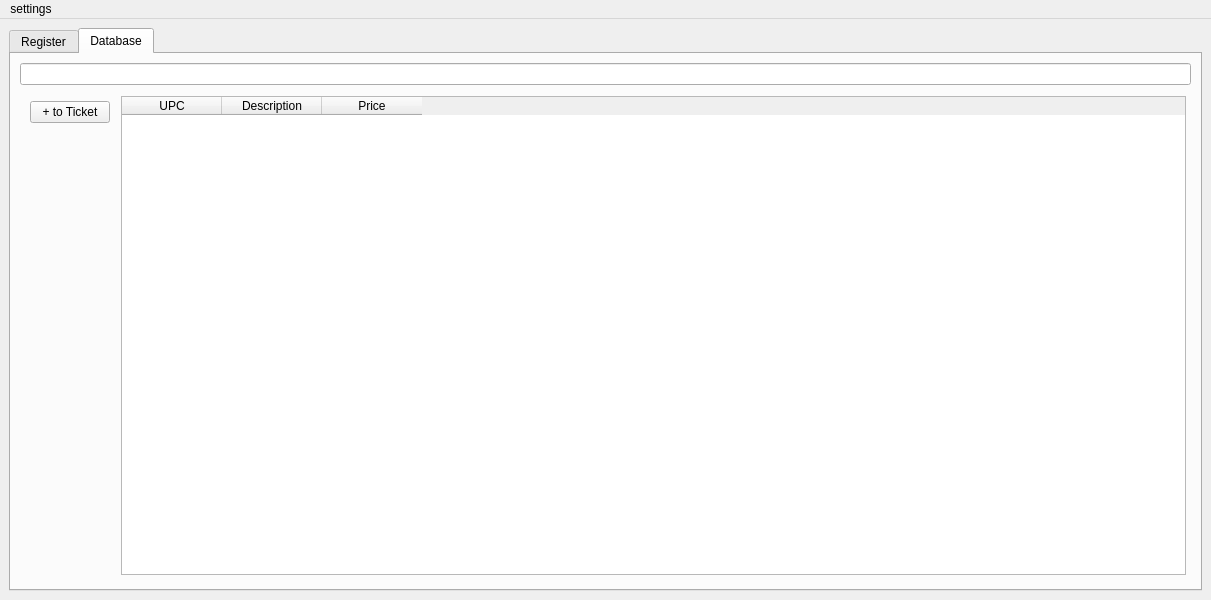
The window that mainwindow.ui (dtuivs/SmartTAgz) describes before a commit, drawn with Qt 5.
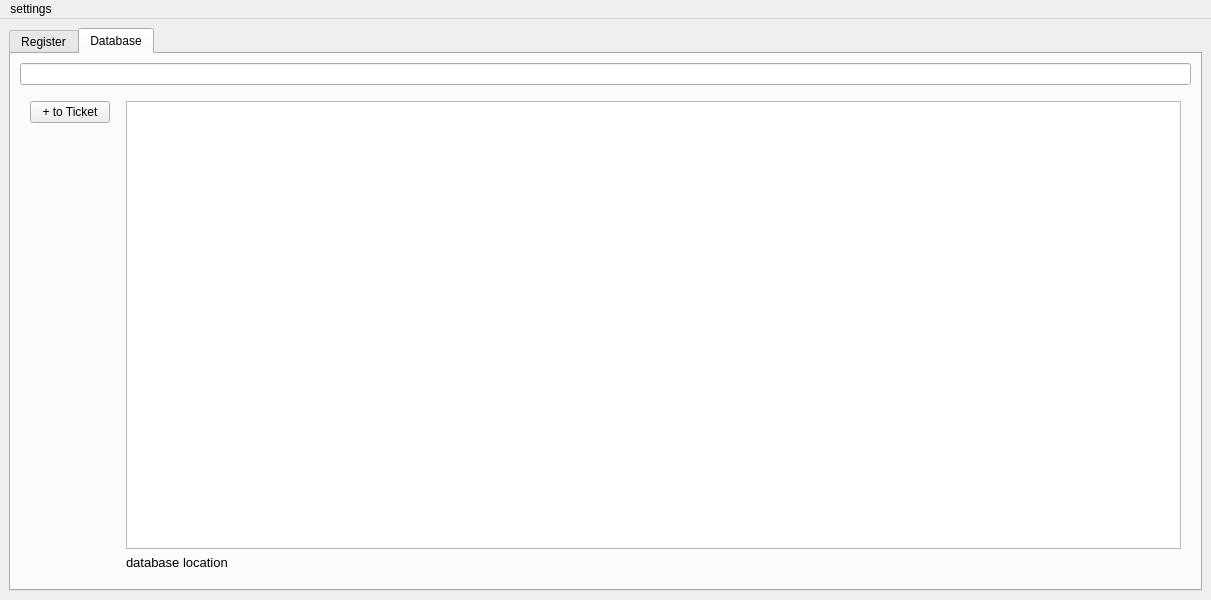
The same window after the commit. The open tabs and pages were chosen to show the change.

The edit to the form file:
```diff
--- a/mainwindow.ui
+++ b/mainwindow.ui
@@ -20,6 +20,18 @@
    <layout class="QVBoxLayout" name="verticalLayout_4">
     <item>
      <widget class="QTabWidget" name="app_pageview">
+      <property name="focusPolicy">
+       <enum>Qt::FocusPolicy::NoFocus</enum>
+      </property>
+      <property name="autoFillBackground">
+       <bool>false</bool>
+      </property>
+      <property name="tabPosition">
+       <enum>QTabWidget::TabPosition::North</enum>
+      </property>
+      <property name="tabShape">
+       <enum>QTabWidget::TabShape::Rounded</enum>
+      </property>
       <property name="currentIndex">
        <number>0</number>
       </property>
@@ -663,7 +675,30 @@
              </layout>
             </item>
             <item>
+             <layout class="QVBoxLayout" name="verticalLayout_9">
+              <property name="leftMargin">
+               <number>5</number>
+              </property>
+              <property name="topMargin">
+               <number>5</number>
+              </property>
+              <property name="rightMargin">
+               <number>5</number>
+              </property>
+              <property name="bottomMargin">
+               <number>5</number>
+              </property>
+              <item>
              <widget class="QTableWidget" name="foundView">
+                <property name="selectionBehavior">
+                 <enum>QAbstractItemView::SelectionBehavior::SelectRows</enum>
+                </property>
+                <attribute name="horizontalHeaderVisible">
+                 <bool>false</bool>
+                </attribute>
+                <attribute name="verticalHeaderVisible">
+                 <bool>false</bool>
+                </attribute>
               <column>
                <property name="text">
                 <string>UPC</string>
@@ -680,6 +715,23 @@
                </property>
               </column>
              </widget>
+              </item>
+              <item>
+               <widget class="QLabel" name="databaseLocation_label">
+                <property name="font">
+                 <font>
+                  <pointsize>10</pointsize>
+                 </font>
+                </property>
+                <property name="text">
+                 <string>database location</string>
+                </property>
+                <property name="wordWrap">
+                 <bool>true</bool>
+                </property>
+               </widget>
+              </item>
+             </layout>
             </item>
            </layout>
           </item>
```
Left out of the diff: 16 changed lines with no effect on the pictures. Lines whose indentation alone changed are shown as unchanged.
